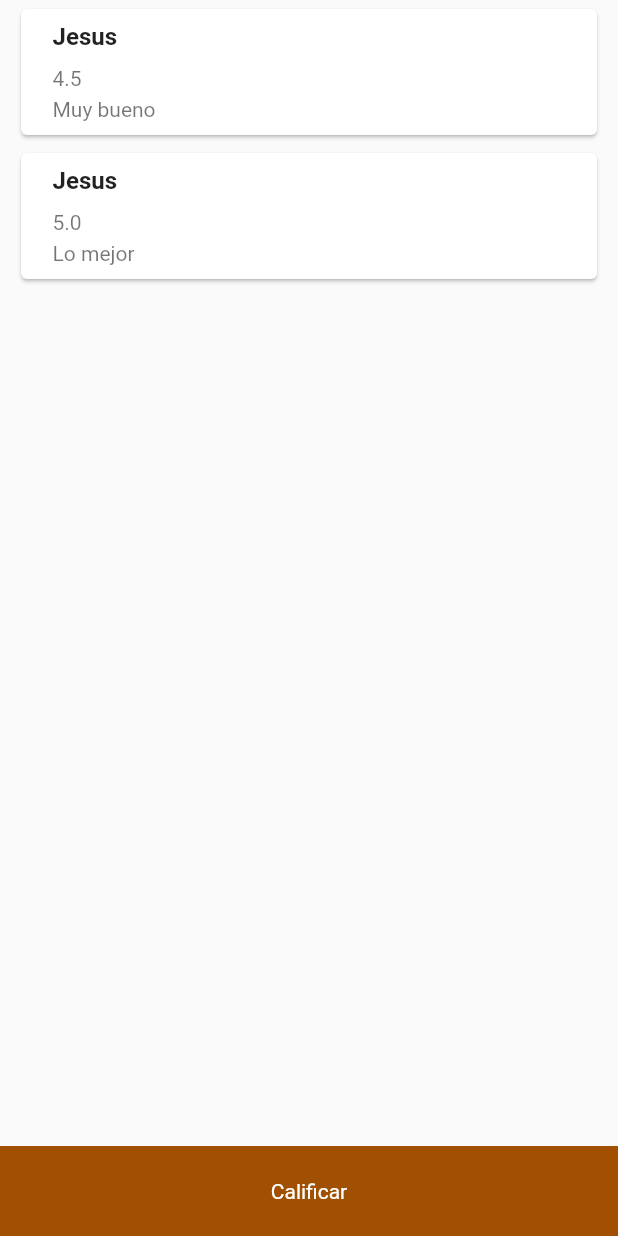
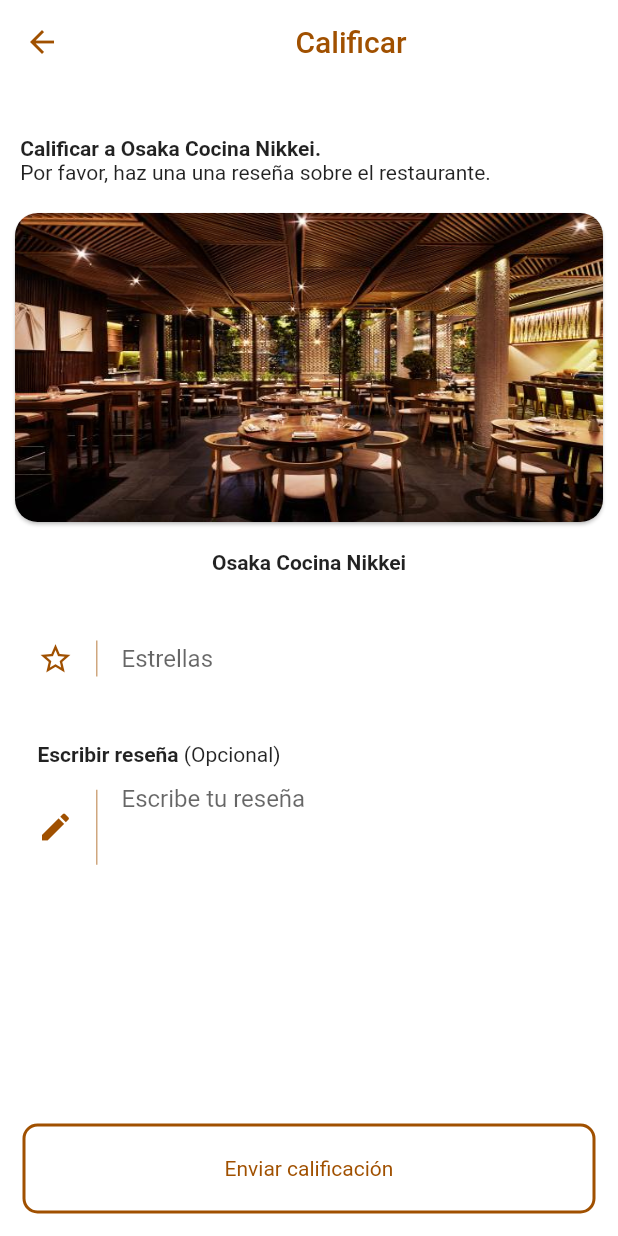
Before and after one commit to jeallomolm/flutter_app_catalogo, a Flutter app: the ResenaList widget shown alone on an empty page, opened directly with empty values, after a tap on "Calificar", on a phone screen of 412 x 824 dp. Run offline on Flutter 3.47's test engine with Material 2 defaults, Android fonts, the phone set to English and light mode, and no system bars.

Commit message:
Funcionalidad agregar reseña (local)

```diff
--- a/lib/data/data.dart
+++ b/lib/data/data.dart
@@ -2,3 +2,4 @@ export 'users.dart';
 export 'restaurants.dart';
 export 'favs.dart';
 export 'resenas.dart';
+export 'user_active.dart';
--- /dev/null
+++ b/lib/data/user_active.dart
@@ -0,0 +1 @@
+int userID = 0;
--- /dev/null
+++ b/lib/screens/add_resena.dart
@@ -0,0 +1,183 @@
+import 'package:flutter/material.dart';
+import 'package:flutter_app_catalogo/config/config.dart';
+import 'package:flutter_app_catalogo/data/data.dart';
+import 'package:flutter_app_catalogo/models/models.dart';
+import 'package:flutter_app_catalogo/widgets/info_restaurant.dart';
+import 'package:flutter_app_catalogo/widgets/resena_list.dart';
+import 'package:flutter_app_catalogo/widgets/resena_textfield.dart';
+import 'package:flutter_app_catalogo/widgets/textFieldForm.dart';
+
+class AddResena extends StatefulWidget {
+  final int id;
+  final String name;
+  final String image;
+  final Function() refresh;
+
+  AddResena(this.id, this.name, this.refresh, this.image);
+
+  @override
+  _AddResenaState createState() => _AddResenaState(id, name, refresh, image);
+}
+
+class _AddResenaState extends State<AddResena> {
+  int id;
+  String image;
+  String name;
+  Function() refresh;
+
+  Color bgButton = Colors.transparent;
+  TextStyle tsButton = TextStyles.bodyText;
+  bool disable = true;
+
+  String resenaText = "";
+  double calificacion;
+
+  final _formKey = GlobalKey<FormState>();
+
+  _AddResenaState(this.id, this.name, this.refresh, this.image) {}
+
+  @override
+  Widget build(BuildContext context) {
+    return SafeArea(
+        child: Scaffold(
+      backgroundColor: Palette.scaffold,
+      appBar: AppBar(
+        backgroundColor: Palette.scaffold,
+        shadowColor: Colors.transparent,
+        leading: IconButton(
+          icon: Icon(
+            Icons.arrow_back,
+            color: Palette.principal,
+          ),
+          onPressed: () {
+            Navigator.pop(context);
+          },
+        ),
+        title: Center(
+            child:
+                Text("Calificar", style: TextStyle(color: Palette.principal))),
+      ),
+      body: SingleChildScrollView(
+        child: Container(
+          width: double.infinity,
+          child: Column(
+            children: [
+              Form(
+                key: _formKey,
+                child: Column(
+                  crossAxisAlignment: CrossAxisAlignment.start,
+                  children: [
+                    SizedBox(
+                      height: 35.0,
+                    ),
+                    Container(
+                      margin: EdgeInsets.only(left: 10.0),
+                      child: Text(
+                        " Calificar a " + name + ".",
+                        style: TextStyle(fontWeight: FontWeight.bold),
+                      ),
+                    ),
+                    Container(
+                      margin: EdgeInsets.only(left: 10.0),
+                      child: Text(
+                        " Por favor, haz una una reseña sobre el restaurante.",
+                      ),
+                    ),
+                    SizedBox(
+                      height: 15.0,
+                    ),
+                    Column(
+                      children: [
+                        Card(
+                          shape: RoundedRectangleBorder(
+                              borderRadius: BorderRadius.circular(15.0)),
+                          child: ClipRRect(
+                            borderRadius: BorderRadius.circular(15.0),
+                            child: Container(
+                              height: MediaQuery.of(context).size.height / 4.0,
+                              width: MediaQuery.of(context).size.width - 20.0,
+                              child: FittedBox(
+                                fit: BoxFit.fill,
+                                child: Image(
+                                  image:
+                                      AssetImage("images/restaurants/" + image),
+                                ),
+                              ),
+                            ),
+                          ),
+                        ),
+                        SizedBox(
+                          height: 15.0,
+                        ),
+                        Text(
+                          name,
+                          style: TextStyle(fontWeight: FontWeight.bold),
+                        ),
+                        SizedBox(
+                          height: 15.0,
+                        ),
+                        TextFieldForm(
+                          icon: Icons.star_border,
+                          text: "",
+                          type: TextInputType.number,
+                          obscureText: false,
+                          hint: "Estrellas",
+                          callback: updateCalificacion,
+                        )
+                      ],
+                    ),
+                    ResenaTextField(updateResena),
+                  ],
+                ),
+              ),
+            ],
+          ),
+        ),
+      ),
+      bottomNavigationBar: GestureDetector(
+        onTap: () {
+          setState(() {
+            if (_formKey.currentState.validate()) {
+              resenasData.add(
+                  Resena(id, resenaText, users[userID].name, calificacion));
+              print(resenaText);
+              refresh();
+              Navigator.pop(context);
+            }
+          });
+        },
+        child: Container(
+          height: 60.0,
+          margin: EdgeInsets.symmetric(horizontal: 15.0, vertical: 15.0),
+          decoration: BoxDecoration(
+            border: Border(
+              left: BorderSide(color: Palette.principal, width: 2.0),
+              right: BorderSide(color: Palette.principal, width: 2.0),
+              top: BorderSide(color: Palette.principal, width: 2.0),
+              bottom: BorderSide(color: Palette.principal, width: 2.0),
+            ),
+            color: bgButton,
+            borderRadius: BorderRadius.circular(10.0),
+          ),
+          child: Center(
+              child: Text(
+            "Enviar calificación",
+            style: tsButton,
+          )),
+        ),
+      ),
+    ));
+  }
+
+  void updateCalificacion(String calificacion) {
+    this.calificacion = double.parse(calificacion);
+  }
+
+  void updateResena(String resena) {
+    if (resena.isEmpty || resena == null) {
+      resenaText = "123";
+    } else {
+      resenaText = resena;
+    }
+  }
+}
--- a/lib/widgets/resena_list.dart
+++ b/lib/widgets/resena_list.dart
@@ -2,6 +2,7 @@ import 'package:flutter/material.dart';
 import 'package:flutter_app_catalogo/config/config.dart';
 import 'package:flutter_app_catalogo/data/data.dart';
 import 'package:flutter_app_catalogo/models/models.dart';
+import 'package:flutter_app_catalogo/screens/add_resena.dart';
 import 'package:flutter_app_catalogo/widgets/resena_item.dart';
 
 class ResenaList extends StatefulWidget {
@@ -36,7 +37,17 @@ class _ResenaListState extends State<ResenaList> {
           ),
         ),
         GestureDetector(
-          onTap: () {},
+          onTap: () {
+            Navigator.push(
+                context,
+                MaterialPageRoute(
+                    builder: (context) => AddResena(
+                          id,
+                          restaurantsData[id].name,
+                          refresh,
+                          restaurantsData[id].image,
+                        )));
+          },
           child: Container(
             height: 60.0,
             decoration: BoxDecoration(
--- /dev/null
+++ b/lib/widgets/resena_textfield.dart
@@ -0,0 +1,66 @@
+import 'package:flutter/material.dart';
+import 'package:flutter_app_catalogo/config/config.dart';
+
+class ResenaTextField extends StatefulWidget {
+  final Function update;
+
+  ResenaTextField(this.update);
+
+  @override
+  _ResenaTextFieldState createState() => _ResenaTextFieldState(update);
+}
+
+class _ResenaTextFieldState extends State<ResenaTextField> {
+  Function update;
+
+  _ResenaTextFieldState(this.update);
+
+  @override
+  Widget build(BuildContext context) {
+    return Padding(
+      padding: const EdgeInsets.symmetric(vertical: 16.0, horizontal: 25.0),
+      child: Column(
+        crossAxisAlignment: CrossAxisAlignment.start,
+        children: [
+          Row(
+            children: [
+              Text(
+                "Escribir reseña ",
+                style: TextStyle(fontWeight: FontWeight.bold),
+              ),
+              Text(
+                "(Opcional) ",
+              )
+            ],
+          ),
+          TextFormField(
+            onChanged: (value) {
+              setState(() {
+                update(value);
+              });
+            },
+            maxLines: 3,
+            keyboardType: TextInputType.text,
+            decoration: InputDecoration(
+              icon: Container(
+                height: 50.0,
+                padding: EdgeInsets.only(right: 15.0),
+                decoration: BoxDecoration(
+                    border: Border(
+                        right: BorderSide(
+                  color: Palette.principal.withOpacity(0.5),
+                ))),
+                child: Icon(
+                  Icons.edit,
+                  color: Palette.principal,
+                ),
+              ),
+              hintText: "Escribe tu reseña",
+              border: InputBorder.none,
+            ),
+          ),
+        ],
+      ),
+    );
+  }
+}
--- a/lib/widgets/textFieldForm.dart
+++ b/lib/widgets/textFieldForm.dart
@@ -7,6 +7,7 @@ class TextFieldForm extends StatefulWidget {
   final String hint;
   final TextInputType type;
   final bool obscureText;
+  final Function callback;
 
   const TextFieldForm(
       {Key key,
@@ -14,12 +15,13 @@ class TextFieldForm extends StatefulWidget {
       @required this.text,
       @required this.type,
       @required this.obscureText,
-      @required this.hint})
+      @required this.hint,
+      @required this.callback})
       : super(key: key);
 
   @override
   _TextFieldFormState createState() =>
-      _TextFieldFormState(icon, text, type, obscureText, hint);
+      _TextFieldFormState(icon, text, type, obscureText, hint, callback);
 }
 
 class _TextFieldFormState extends State<TextFieldForm> {
@@ -28,6 +30,7 @@ class _TextFieldFormState extends State<TextFieldForm> {
   String hint;
   TextInputType type;
   bool obscureText;
+  Function callback;
 
   Color iconColor = Palette.principal;
 
@@ -40,13 +43,14 @@ class _TextFieldFormState extends State<TextFieldForm> {
         children: [
           getText(),
           TextFormField(
+            validator: (value) {
+              if (value.isEmpty) {
+                return "Campo vacio";
+              }
+            },
             onChanged: (value) {
               setState(() {
-                if (!value.contains("@") || !value.contains(".")) {
-                  this.iconColor = Colors.red;
-                } else {
-                  this.iconColor = Palette.principal;
-                }
+                callback(value);
               });
             },
             obscureText: obscureText,
@@ -73,8 +77,8 @@ class _TextFieldFormState extends State<TextFieldForm> {
     );
   }
 
-  _TextFieldFormState(
-      this.icon, this.text, this.type, this.obscureText, this.hint);
+  _TextFieldFormState(this.icon, this.text, this.type, this.obscureText,
+      this.hint, this.callback);
 
   Widget getText() {
     if (this.text != null && this.text != "") {
```
Also changed, not shown: lib/widgets/favorites_list.dart (+5 -6 lines), lib/widgets/restaurants_list.dart (+47 -5 lines).
